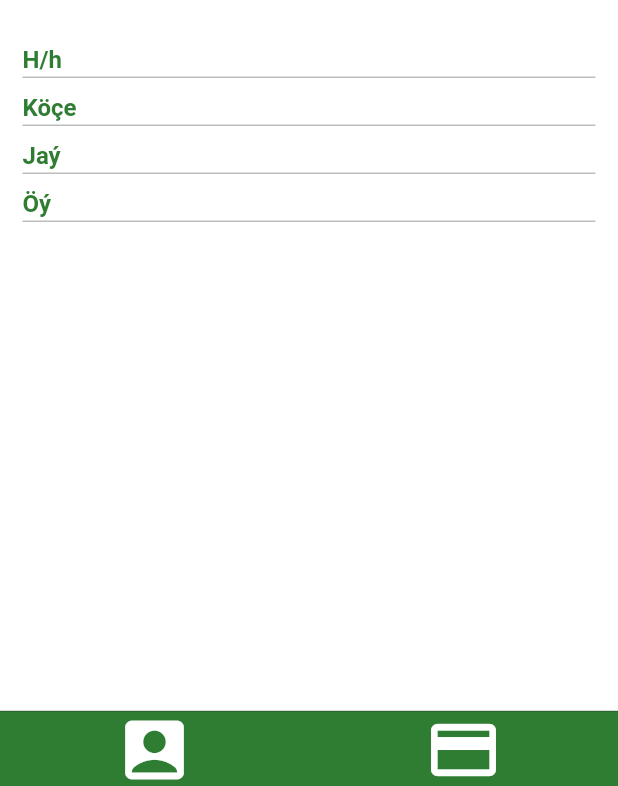
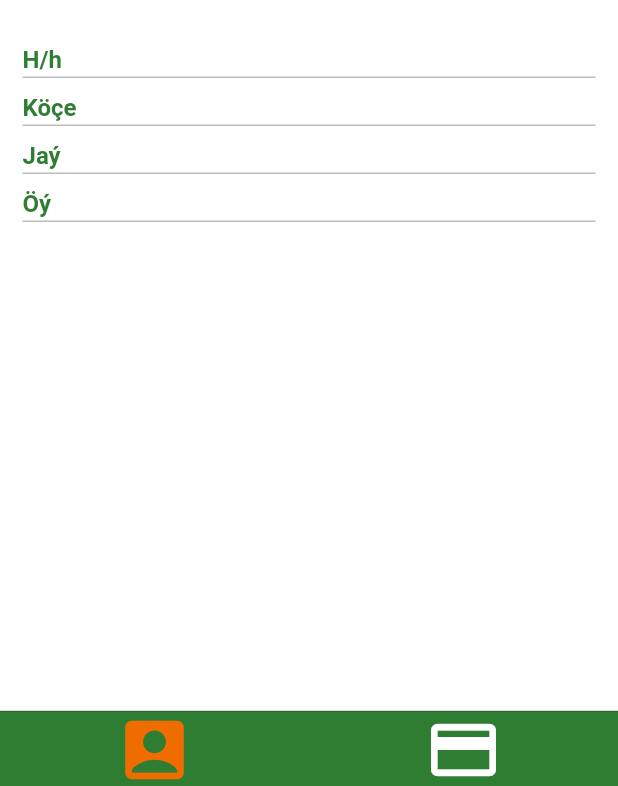
Before and after one commit to ttweb2017/jkh, a Flutter app: the HomeScreen screen opened by its route, on a phone screen of 412 x 824 dp, the part 450-1236 px from its top. Run offline on Flutter 3.47's test engine with Material 2 defaults, Android fonts, the phone set to English and light mode, and no system bars; our stand-ins replace shared_preferences, webview_flutter; missing offline and left inert: flutter_webview_plugin; accounts and stored records are empty.

Commit message:
cupertino tab color changed

```diff
--- a/lib/screens/home/index.dart
+++ b/lib/screens/home/index.dart
@@ -101,10 +101,12 @@ class _HomeScreenState extends State<HomeScreen> with TickerProviderStateMixin {
         backgroundColor: Colors.green[800],
         items: <BottomNavigationBarItem>[
           BottomNavigationBarItem(
-            icon: Icon(Icons.account_box, size: 52.0, color: Colors.white)
+            icon: Icon(Icons.account_box, size: 52.0, color: Colors.white),
+            activeIcon: Icon(Icons.account_box, size: 52.0, color: Colors.orange[800])
           ),
           BottomNavigationBarItem(
-            icon: Icon(Icons.payment, size: 52.0, color: Colors.white)
+            icon: Icon(Icons.payment, size: 52.0, color: Colors.white),
+            activeIcon: Icon(Icons.payment, size: 52.0, color: Colors.orange[800])
           ),
         ],
       ),
```
